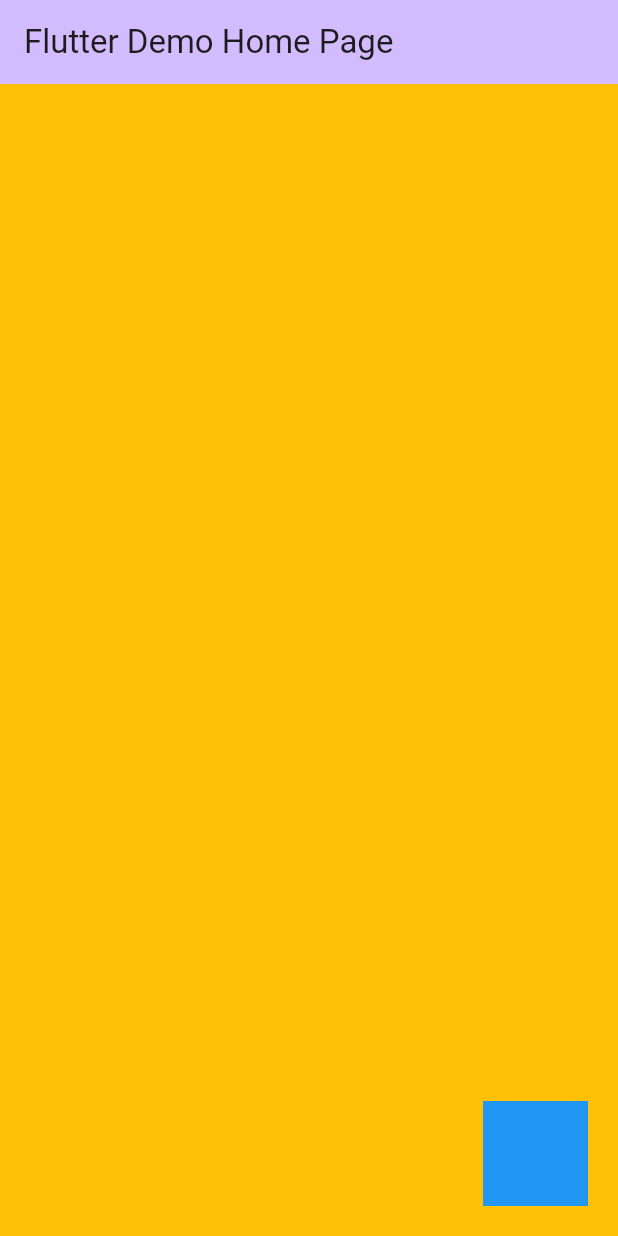
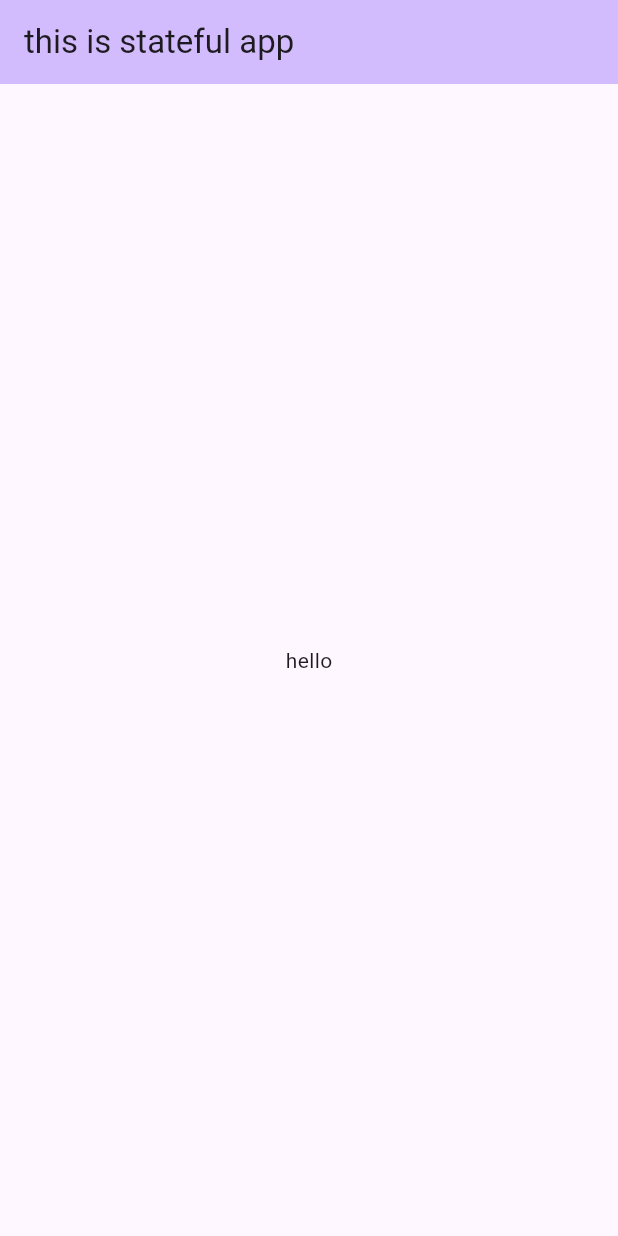
Before and after one commit to Foysalrabby/Flutterparctice60, a Flutter app: the screen it shows after launch, on a phone screen of 412 x 824 dp. Run offline on Flutter 3.47's test engine with Material 3 defaults, Android fonts, the phone set to English and light mode, and no system bars; our stand-ins replace font_awesome_flutter.

Commit message:
customaize statefulwidget theme use backgruond color in theme

```diff
--- a/lib/main.dart
+++ b/lib/main.dart
@@ -15,53 +15,41 @@ class MyApp extends StatelessWidget {
         colorScheme: ColorScheme.fromSeed(seedColor: Colors.deepPurple),
         useMaterial3: true,
       ),
-      home: const MyHomePage(title: 'Flutter Demo Home Page'),
+      home: MyHomePage(),
     );
   }
 }
 
-class MyHomePage extends StatefulWidget {
-  const MyHomePage({super.key, required this.title});
+ //create manual statefulwidget
+class MyHomePage extends StatefulWidget{
+  @override
+  State<StatefulWidget> createState() {
+  return Mystate();
+  }
+  // State<StatefulWidget> createState() => Mystate();  //USE  {} return => ai vabe write kora jai
 
-  final String title;
 
-  @override
-  State<MyHomePage> createState() => _MyHomePageState();
 }
 
-class _MyHomePageState extends State<MyHomePage> {
-
+// implement StatefulWidget of myhomepageclass in mystate class
+class Mystate extends State<MyHomePage>{
   @override
   Widget build(BuildContext context) {
-
     return Scaffold(
-      appBar: AppBar(
-
-        backgroundColor: Theme.of(context).colorScheme.inversePrimary,
-
-        title: Text(widget.title),
-      ),
-      body: Container(
-        width: double.infinity,
-          height: double.infinity,   //to take all the space
-          color: Colors.amber,
-          child: Stack(
-            children: [
-              Positioned(
-                bottom: 20,
-                  right: 20,
-                  child: Container(
-                width: 70,
-                height: 70,
-                color: Colors.blue,
-              ))
-
-            ],
-          )
+       appBar:AppBar(
+         backgroundColor: Theme.of(context).colorScheme.inversePrimary,
+         title: Text("this is stateful app",),
 
 
+
+       ),
+
+      body: Center(
+        child: Text("hello"),
       ),
+
 
     );
   }
+
 }
```
